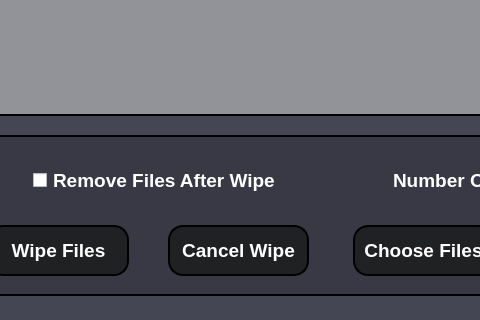
Qt form FileShredder/FileShredder.ui (Shayhha/CryptoShredder) before a commit; both pictures show x 207 to 687 and y 285 to 605 of the 1078 by 605 pixel window.
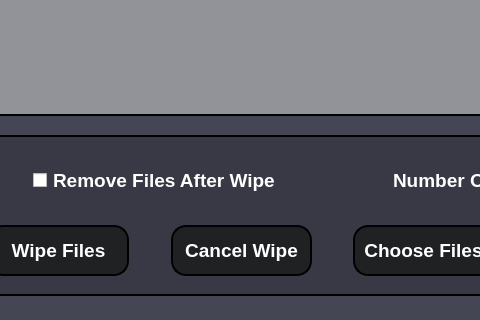
The same form after that commit.

```diff
--- a/FileShredder/FileShredder.ui
+++ b/FileShredder/FileShredder.ui
@@ -432,7 +432,7 @@
     <widget class="QPushButton" name="CancelWipeButton">
      <property name="geometry">
       <rect>
-       <x>315</x>
+       <x>318</x>
        <y>90</y>
        <width>141</width>
        <height>51</height>
```
